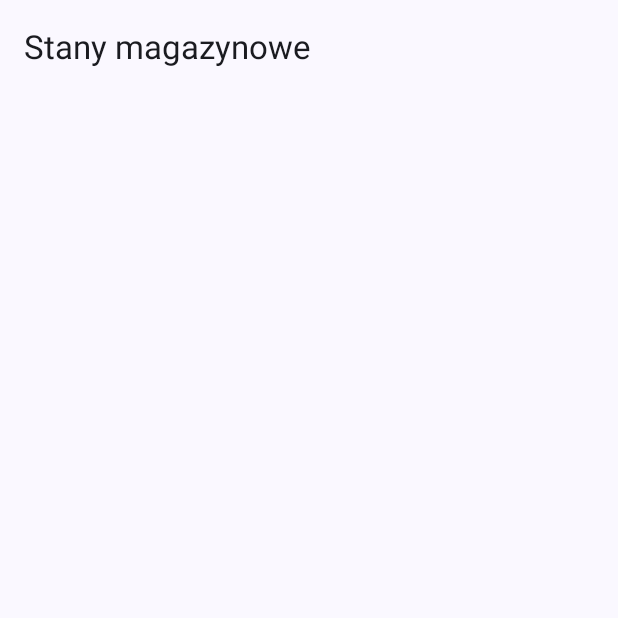
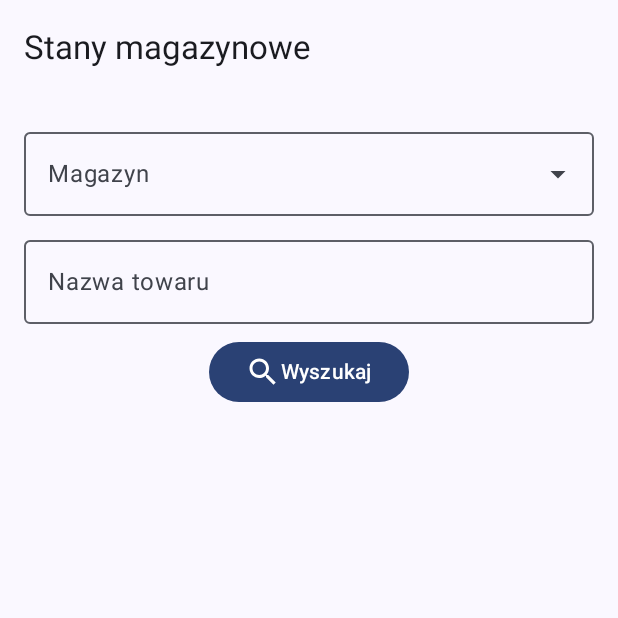
Before and after one commit to palinkiewicz/krotapp, an Android app built with Jetpack Compose: the screen it shows after launch (MainActivity), on a phone screen of 412 x 824 dp, the top half of it. Run offline under Robolectric (Android 15) with nearby library versions, the phone set to English and light mode, and no system bars; libraries missing offline, so code that uses them is left out: org.apache.poi.

Commit message:
Add screens UI

```diff
--- a/app/src/main/java/pl/dakil/krotapp/ui/screen/SearchScreen.kt
+++ b/app/src/main/java/pl/dakil/krotapp/ui/screen/SearchScreen.kt
@@ -1,10 +1,18 @@
 package pl.dakil.krotapp.ui.screen
 
+import androidx.compose.foundation.layout.Arrangement
+import androidx.compose.foundation.layout.Column
+import androidx.compose.foundation.layout.PaddingValues
 import androidx.compose.foundation.layout.fillMaxWidth
+import androidx.compose.foundation.layout.padding
+import androidx.compose.material.icons.Icons
+import androidx.compose.material.icons.filled.Search
+import androidx.compose.material3.Button
 import androidx.compose.material3.DropdownMenuItem
 import androidx.compose.material3.ExperimentalMaterial3Api
 import androidx.compose.material3.ExposedDropdownMenuBox
 import androidx.compose.material3.ExposedDropdownMenuDefaults
+import androidx.compose.material3.Icon
 import androidx.compose.material3.OutlinedTextField
 import androidx.compose.material3.Scaffold
 import androidx.compose.material3.Text
@@ -14,7 +22,11 @@ import androidx.compose.runtime.getValue
 import androidx.compose.runtime.mutableStateOf
 import androidx.compose.runtime.saveable.rememberSaveable
 import androidx.compose.runtime.setValue
+import androidx.compose.ui.Alignment
 import androidx.compose.ui.Modifier
+import androidx.compose.ui.res.stringResource
+import androidx.compose.ui.unit.dp
+import pl.dakil.krotapp.R
 import pl.dakil.krotapp.viewmodel.ItemsViewModel
 
 @OptIn(ExperimentalMaterial3Api::class)
@@ -29,18 +41,23 @@ fun SearchScreen(
 
     Scaffold(
         topBar = {
-            TopAppBar(title = { Text(text = "Stany magazynowe") })
+            TopAppBar(title = { Text(text = stringResource(R.string.search_title)) })
         }
+    ) { paddingValues ->
+        Column(
+            modifier = Modifier.padding(paddingValues).padding(16.dp),
+            horizontalAlignment = Alignment.CenterHorizontally,
+            verticalArrangement = Arrangement.spacedBy(8.dp)
         ) {
             ExposedDropdownMenuBox(
                 expanded = expanded,
-            onExpandedChange = { expanded = !expanded }
+                onExpandedChange = { expanded = !expanded },
             ) {
                 OutlinedTextField(
                     value = selectedMG,
                     onValueChange = {},
                     readOnly = true,
-                label = { Text("MG Number") },
+                    label = { Text(stringResource(R.string.mg_number)) },
                     trailingIcon = { ExposedDropdownMenuDefaults.TrailingIcon(expanded) },
                     modifier = Modifier
                         .menuAnchor()
@@ -62,6 +79,23 @@ fun SearchScreen(
                     }
                 }
             }
-
+            OutlinedTextField(
+                value = nameQuery,
+                onValueChange = { nameQuery = it },
+                label = { Text(stringResource(R.string.item_name)) },
+                modifier = Modifier
+                    .fillMaxWidth()
+            )
+            Button(onClick = {
+                itemsViewModel.filterItems(selectedMG, nameQuery)
+                onNavigateToList()
+            }) {
+                Icon(
+                    imageVector = Icons.Filled.Search,
+                    contentDescription = "",
+                )
+                Text(text = stringResource(R.string.search_button))
             }
         }
+    }
+}
--- a/app/src/main/res/values/strings.xml
+++ b/app/src/main/res/values/strings.xml
@@ -1,3 +1,9 @@
 <resources>
     <string name="app_name">Krot App</string>
+    <string name="search_title">Stany magazynowe</string>
+    <string name="list_title">Wyniki wyszukiwania</string>
+    <string name="mg_number">Magazyn</string>
+    <string name="item_name">Nazwa towaru</string>
+    <string name="search_button">Wyszukaj</string>
+    <string name="back">Wstecz</string>
 </resources>
```
Also changed, not shown: app/src/main/java/pl/dakil/krotapp/ui/screen/ListScreen.kt (+64 -1 lines). Lines whose indentation alone changed are shown as unchanged.
